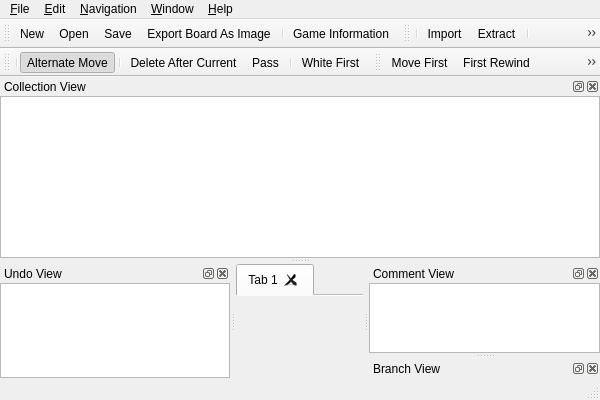
nullx002/mugo, file branches/2.0.0/mainwindow.ui: the form before one commit.
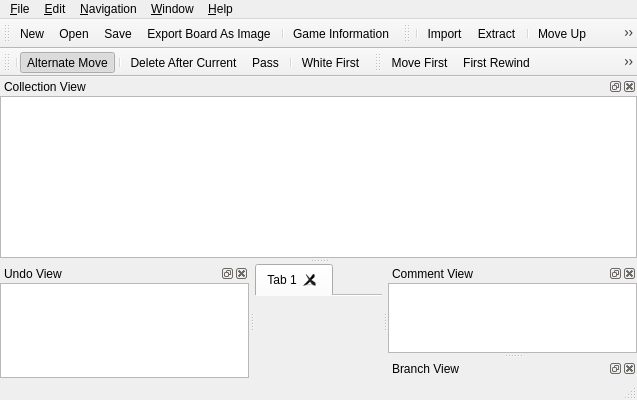
The form after the commit. Icons and pictures are not drawn.

Commit message: implement: go to parnet, prev sibling, next sibling

```diff
--- a/branches/2.0.0/mainwindow.ui
+++ b/branches/2.0.0/mainwindow.ui
@@ -6,7 +6,7 @@
    <rect>
     <x>0</x>
     <y>0</y>
-    <width>600</width>
+    <width>637</width>
     <height>400</height>
    </rect>
   </property>
@@ -61,7 +61,7 @@
     <rect>
      <x>0</x>
      <y>0</y>
-     <width>600</width>
+     <width>637</width>
      <height>25</height>
     </rect>
    </property>
@@ -346,6 +346,13 @@
    <addaction name="actionNavigationMoveNext"/>
    <addaction name="actionNavigationFastForward"/>
    <addaction name="actionNavigationMoveLast"/>
+   <addaction name="separator"/>
+   <addaction name="actionBackToParent"/>
+   <addaction name="actionPreviousSibling"/>
+   <addaction name="actionNextSibling"/>
+   <addaction name="separator"/>
+   <addaction name="actionJumpToMoveNumber"/>
+   <addaction name="actionJumpToClicked"/>
   </widget>
   <widget class="QStatusBar" name="statusBar"/>
   <widget class="QDockWidget" name="commentDockWidget">
@@ -1267,6 +1274,51 @@
     <string>Move Down</string>
    </property>
   </action>
+  <action name="actionBackToParent">
+   <property name="icon">
+    <iconset resource="mugo.qrc">
+     <normaloff>:/res/backparent.png</normaloff>:/res/backparent.png</iconset>
+   </property>
+   <property name="text">
+    <string>Back to Parent</string>
+   </property>
+  </action>
+  <action name="actionPreviousSibling">
+   <property name="icon">
+    <iconset resource="mugo.qrc">
+     <normaloff>:/res/prevbranch.png</normaloff>:/res/prevbranch.png</iconset>
+   </property>
+   <property name="text">
+    <string>Previous Sibling</string>
+   </property>
+  </action>
+  <action name="actionNextSibling">
+   <property name="icon">
+    <iconset resource="mugo.qrc">
+     <normaloff>:/res/nextbranch.png</normaloff>:/res/nextbranch.png</iconset>
+   </property>
+   <property name="text">
+    <string>Next Sibling</string>
+   </property>
+  </action>
+  <action name="actionJumpToMoveNumber">
+   <property name="icon">
+    <iconset resource="mugo.qrc">
+     <normaloff>:/res/jumptonumber.png</normaloff>:/res/jumptonumber.png</iconset>
+   </property>
+   <property name="text">
+    <string>Jump to Move Number</string>
+   </property>
+  </action>
+  <action name="actionJumpToClicked">
+   <property name="icon">
+    <iconset resource="mugo.qrc">
+     <normaloff>:/res/jumptoclicked.png</normaloff>:/res/jumptoclicked.png</iconset>
+   </property>
+   <property name="text">
+    <string>Jump to Clicked</string>
+   </property>
+  </action>
  </widget>
  <layoutdefault spacing="6" margin="11"/>
  <customwidgets>
```
Left out of the diff: 7 changed lines with no effect on the pictures. The commit also changes 5 other files.
